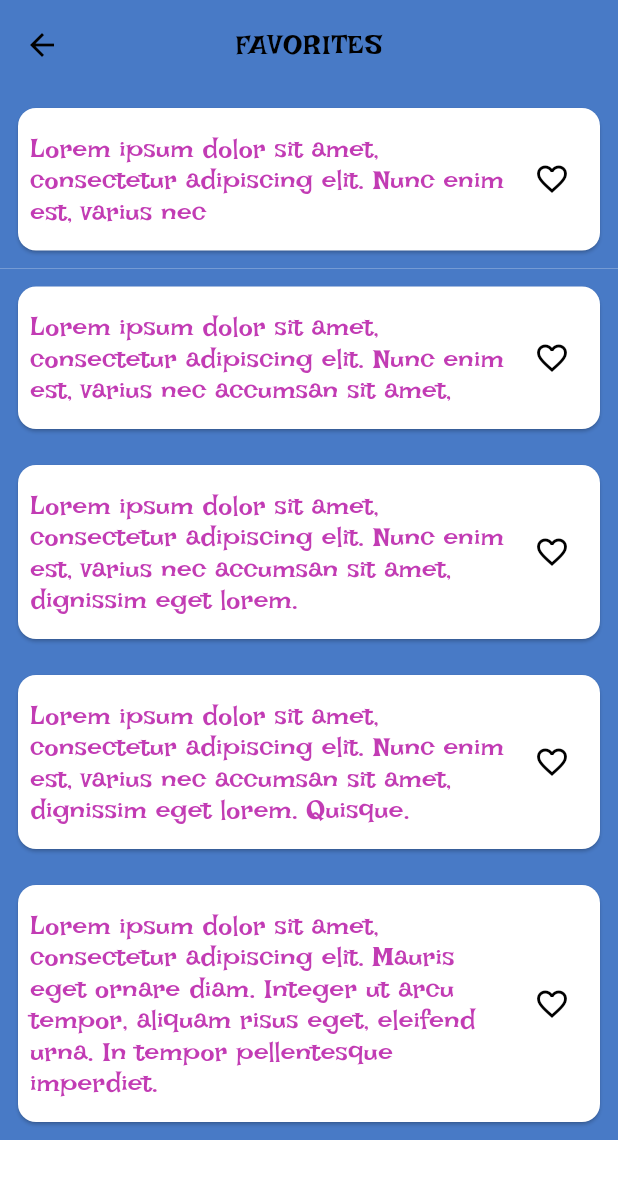
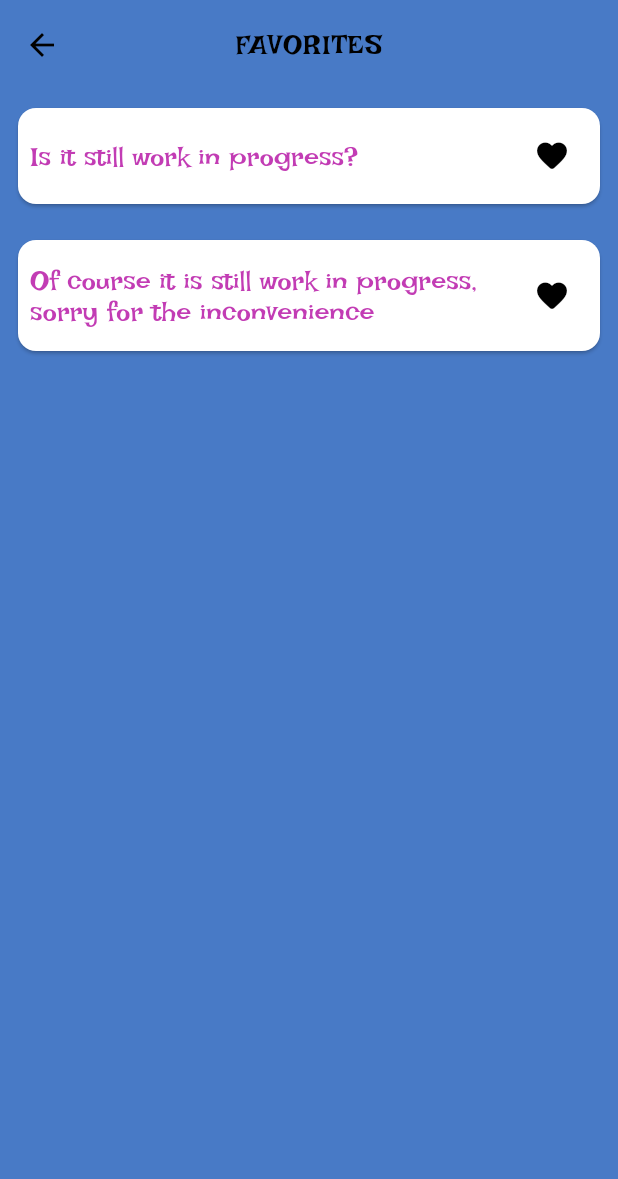
Before and after one commit to S1NT3R/SZFM-Project, a Flutter app: the FavoritesPage screen opened by its route, on a phone screen of 412 x 824 dp. Shown: the top 1179 px of the screen. Run offline on Flutter 3.47's test engine with Material 2 defaults, Android fonts, the phone set to English and light mode, and no system bars; our stand-ins replace auto_route, chopper, connectivity_plus, freezed_annotation, shared_preferences; missing offline and left inert: forest_logger; accounts and stored records are empty; generated files the repository leaves out were written again; network calls fail.

Commit message:
Updated favorites page (still work in progress)

```diff
--- a/App/lib/src/ui/pages/favorites/favorites_page.dart
+++ b/App/lib/src/ui/pages/favorites/favorites_page.dart
@@ -1,6 +1,7 @@
 import 'package:auto_route/auto_route.dart';
 import 'package:flutter/material.dart';
 import 'package:jokes_app/src/resources/theme/application_style.dart';
+import 'package:jokes_app/src/ui/elements/custom_joke_item.dart';
 import 'package:jokes_app/src/ui/widgets/custom_appbar.dart';
 
 @RoutePage()
@@ -14,11 +15,8 @@ class FavoritesPage extends StatefulWidget {
 class _FavoritesPageState extends State<FavoritesPage> {
   final GlobalKey<ScaffoldState> scaffoldKey = GlobalKey<ScaffoldState>();
   final List<String> jokes = [
-    "Lorem ipsum dolor sit amet, consectetur adipiscing elit. Nunc enim est, varius nec",
-    "Lorem ipsum dolor sit amet, consectetur adipiscing elit. Nunc enim est, varius nec accumsan sit amet,",
-    "Lorem ipsum dolor sit amet, consectetur adipiscing elit. Nunc enim est, varius nec accumsan sit amet, dignissim eget lorem.",
-    "Lorem ipsum dolor sit amet, consectetur adipiscing elit. Nunc enim est, varius nec accumsan sit amet, dignissim eget lorem. Quisque.",
-    "Lorem ipsum dolor sit amet, consectetur adipiscing elit. Mauris eget ornare diam. Integer ut arcu tempor, aliquam risus eget, eleifend urna. In tempor pellentesque imperdiet.",
+    "Is it still work in progress?",
+    "Of course it is still work in progress, sorry for the inconvenience",
   ];
   @override
   Widget build(BuildContext context) {
@@ -27,27 +25,18 @@ class _FavoritesPageState extends State<FavoritesPage> {
         scaffoldKey: scaffoldKey,
         title: "Favorites",
       ),
-      body: ListView.builder(
-        itemCount: jokes.length,
-        itemBuilder: (context, index) {
-          return Container(
-            padding: const EdgeInsets.all(8.0),
-            color: ApplicationStyle.primaryColor,
-            child: Card(
-              child: ListTile(
-                contentPadding: const EdgeInsets.all(8.0),
-                title: Text(
-                  jokes[index],
-                  style: Theme.of(context).textTheme.displayMedium,
-                ),
-                trailing: IconButton(
-                  onPressed: () {},
-                  icon: const Icon(Icons.favorite_border),
-                ),
-              ),
-            ),
-          );
-        },
+      body: Container(
+        color: ApplicationStyle.primaryColor,
+        child: ListView.builder(
+          itemCount: jokes.length,
+          itemBuilder: (context, index) {
+            return CustomJokeItem(
+              joke: jokes[index],
+              isFavorite: true,
+              onTapFavorite: () {},
+            );
+          },
+        ),
       ),
     );
   }
```
